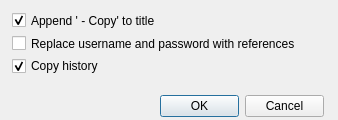
Above: src/gui/CloneDialog.ui from keepassxreboot/keepassxc before the change. Below: the same form after it.
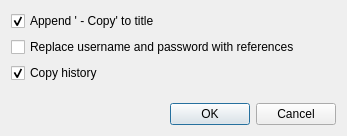
That is the form after the change.

Commit message: Fix clone dialog layout

The edit to the form file:
```diff
--- a/src/gui/CloneDialog.ui
+++ b/src/gui/CloneDialog.ui
@@ -6,22 +6,15 @@
    <rect>
     <x>0</x>
     <y>0</y>
-    <width>338</width>
-    <height>120</height>
+    <width>347</width>
+    <height>136</height>
    </rect>
   </property>
   <property name="windowTitle">
    <string>Clone Options</string>
   </property>
-  <widget class="QWidget" name="formLayoutWidget">
-   <property name="geometry">
-    <rect>
-     <x>12</x>
-     <y>12</y>
-     <width>323</width>
-     <height>62</height>
-    </rect>
-   </property>
+  <layout class="QVBoxLayout" name="verticalLayout">
+   <item>
    <layout class="QVBoxLayout" name="verticalLayout_2">
     <item>
      <widget class="QCheckBox" name="titleClone">
@@ -57,20 +50,28 @@
      </widget>
     </item>
    </layout>
-  </widget>
+   </item>
+   <item>
+    <spacer name="verticalSpacer">
+     <property name="orientation">
+      <enum>Qt::Vertical</enum>
+     </property>
+     <property name="sizeHint" stdset="0">
+      <size>
+       <width>20</width>
+       <height>40</height>
+      </size>
+     </property>
+    </spacer>
+   </item>
+   <item>
   <widget class="QDialogButtonBox" name="buttonBox">
-   <property name="geometry">
-    <rect>
-     <x>160</x>
-     <y>90</y>
-     <width>164</width>
-     <height>32</height>
-    </rect>
-   </property>
    <property name="standardButtons">
     <set>QDialogButtonBox::Cancel|QDialogButtonBox::Ok</set>
    </property>
   </widget>
+   </item>
+  </layout>
  </widget>
  <resources/>
  <connections/>
```
Lines whose indentation alone changed are shown as unchanged.
